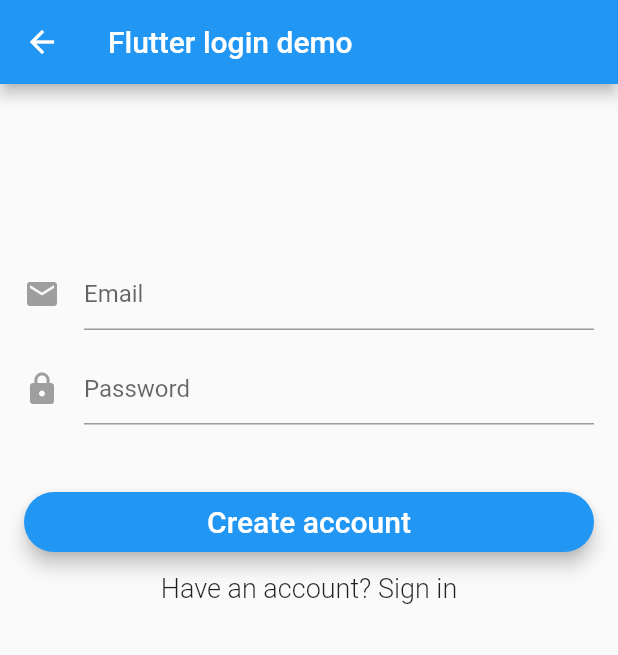
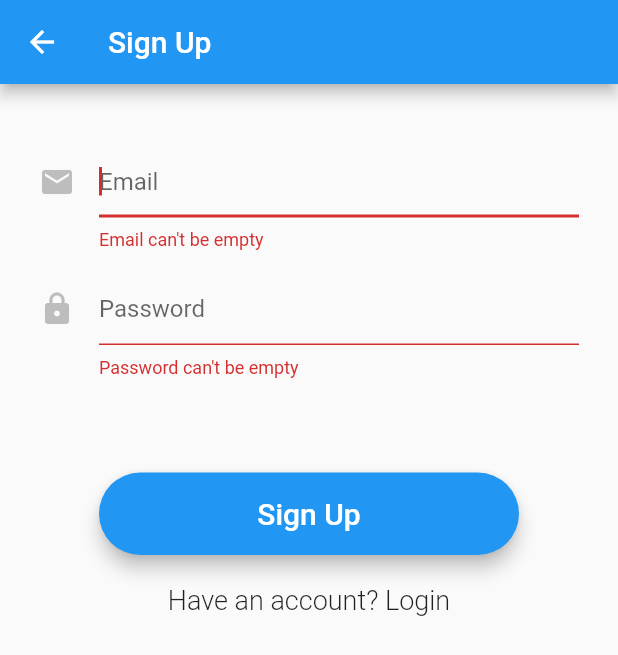
Before and after one commit to haikukoten/Groovy-Flutter, a Flutter app: the EmailLoginScreen screen opened by its route, after a tap on "Login", after a tap on "Create an account", on a phone screen of 412 x 824 dp. Shown: the top 655 px of the screen. Run offline on Flutter 3.47's test engine with Material 2 defaults, Android fonts, the phone set to English and light mode, and no system bars; our stand-ins replace firebase_auth, firebase_database; accounts and stored records are empty.

Commit message:
Complete email login/signup

```diff
--- a/lib/screens/choose_login.dart
+++ b/lib/screens/choose_login.dart
@@ -18,7 +18,7 @@ class _ChooseLoginScreen extends State<ChooseLoginScreen> {
   Widget build(BuildContext context) {
     return Scaffold(
       appBar: AppBar(
-        backgroundColor: Colors.blue,
+        backgroundColor: Theme.of(context).primaryColor,
         title: Text("Sign Up"),
       ),
       body: Center(
@@ -46,7 +46,7 @@ class _ChooseLoginScreen extends State<ChooseLoginScreen> {
                     var budgetModel = Provider.of<BudgetModel>(context);
                     budgetModel.auth = widget.auth;
                     budgetModel.onSignedIn = widget.onSignedIn;
-                    Navigator.pushReplacementNamed(context, '/emailLogin');
+                    Navigator.pushNamed(context, '/emailLogin');
                   })
             ],
           ),
--- a/lib/screens/email_login.dart
+++ b/lib/screens/email_login.dart
@@ -1,3 +1,5 @@
+import 'dart:ui';
+
 import 'package:flutter/material.dart';
 import 'package:flutter/services.dart';
 import 'package:provider/provider.dart';
@@ -7,13 +9,15 @@ class EmailLoginScreen extends StatefulWidget {
   EmailLoginScreen({Key key}) : super(key: key);
 
   @override
-  State<StatefulWidget> createState() => new _EmailLoginScreen();
+  State<StatefulWidget> createState() => _EmailLoginScreen();
 }
 
 enum FormMode { LOGIN, SIGNUP }
 
 class _EmailLoginScreen extends State<EmailLoginScreen> {
-  final _formKey = new GlobalKey<FormState>();
+  final _formKey = GlobalKey<FormState>();
+  var emailTextController = TextEditingController();
+  var passwordRecoveryEmailController = TextEditingController();
 
   String _email;
   String _password;
@@ -41,7 +45,6 @@ class _EmailLoginScreen extends State<EmailLoginScreen> {
     ]);
 
     void _changeFormToSignUp() {
-      _formKey.currentState.reset();
       _errorMessage = "";
       setState(() {
         _formMode = FormMode.SIGNUP;
@@ -49,7 +52,6 @@ class _EmailLoginScreen extends State<EmailLoginScreen> {
     }
 
     void _changeFormToLogin() {
-      _formKey.currentState.reset();
       _errorMessage = "";
       setState(() {
         _formMode = FormMode.LOGIN;
@@ -58,7 +60,15 @@ class _EmailLoginScreen extends State<EmailLoginScreen> {
 
     Widget _showCircularProgress() {
       if (_isLoading) {
-        return Center(child: CircularProgressIndicator());
+        return BackdropFilter(
+          filter: ImageFilter.blur(sigmaX: 5, sigmaY: 5),
+          child: Container(
+            color: Colors.grey[100].withOpacity(0.8),
+            child: Center(
+              child: CircularProgressIndicator(),
+            ),
+          ),
+        );
       }
       return Container(
         height: 0.0,
@@ -66,35 +76,19 @@ class _EmailLoginScreen extends State<EmailLoginScreen> {
       );
     }
 
-    Widget _showErrorMessage() {
-      if (_errorMessage != null && _errorMessage.length > 0) {
-        return new Text(
-          _errorMessage,
-          style: TextStyle(
-              fontSize: 13.0,
-              color: Colors.red,
-              height: 1.0,
-              fontWeight: FontWeight.w300),
-        );
-      } else {
-        return new Container(
-          height: 0.0,
-        );
-      }
-    }
-
     Widget _showEmailInput() {
       return Padding(
-        padding: const EdgeInsets.fromLTRB(0.0, 100.0, 0.0, 0.0),
-        child: new TextFormField(
+        padding: const EdgeInsets.fromLTRB(10.0, 25.0, 10.0, 0.0),
+        child: TextFormField(
           maxLines: 1,
           keyboardType: TextInputType.emailAddress,
-          autofocus: false,
-          decoration: new InputDecoration(
+          autofocus: true,
+          controller: emailTextController,
+          decoration: InputDecoration(
               hintText: 'Email',
-              icon: new Icon(
+              icon: Icon(
                 Icons.mail,
-                color: Colors.grey,
+                color: Colors.grey[400],
               )),
           validator: (value) {
             if (value.isEmpty) {
@@ -111,23 +105,23 @@ class _EmailLoginScreen extends State<EmailLoginScreen> {
 
     Widget _showPasswordInput() {
       return Padding(
-        padding: const EdgeInsets.fromLTRB(0.0, 15.0, 0.0, 0.0),
-        child: new TextFormField(
+        padding: const EdgeInsets.fromLTRB(10.0, 15.0, 10.0, 0.0),
+        child: TextFormField(
           maxLines: 1,
           obscureText: true,
           autofocus: false,
-          decoration: new InputDecoration(
+          decoration: InputDecoration(
               hintText: 'Password',
-              icon: new Icon(
+              icon: Icon(
                 Icons.lock,
-                color: Colors.grey,
+                color: Colors.grey[400],
               )),
           validator: (value) {
             if (value.isEmpty) {
               setState(() {
                 _isLoading = false;
               });
-              return 'Email can\'t be empty';
+              return 'Password can\'t be empty';
             }
           },
           onSaved: (value) => _password = value,
@@ -135,18 +129,130 @@ class _EmailLoginScreen extends State<EmailLoginScreen> {
       );
     }
 
-    Widget _showSecondaryButton() {
-      return new FlatButton(
-        child: _formMode == FormMode.LOGIN
-            ? new Text('Create an account',
-                style:
-                    new TextStyle(fontSize: 18.0, fontWeight: FontWeight.w300))
-            : new Text('Have an account? Sign in',
-                style:
-                    new TextStyle(fontSize: 18.0, fontWeight: FontWeight.w300)),
+    Future<void> _showDialog(String title, String message,
+        [Function func]) async {
+      return showDialog<void>(
+        context: context,
+        barrierDismissible: true,
+        builder: (BuildContext context) {
+          return AlertDialog(
+            title: Text(title),
+            content: SingleChildScrollView(
+              child: ListBody(
+                children: <Widget>[
+                  Text(message),
+                ],
+              ),
+            ),
+            shape: RoundedRectangleBorder(
+                borderRadius: BorderRadius.all(Radius.circular(32.0))),
+            actions: <Widget>[
+              FlatButton(
+                child: Text('OK'),
+                onPressed: () {
+                  if (func != null) {
+                    func();
+                  }
+                  Navigator.of(context).pop();
+                },
+              ),
+            ],
+          );
+        },
+      );
+    }
+
+    Future<void> _showInputDialog(String title, String message,
+        [Widget input, Function func]) async {
+      return showDialog<void>(
+        context: context,
+        barrierDismissible: true,
+        builder: (BuildContext context) {
+          return AlertDialog(
+            title: Text(title),
+            content: SingleChildScrollView(
+              child: ListBody(
+                children: <Widget>[
+                  Text(message),
+                  input != null ? input : null,
+                ],
+              ),
+            ),
+            shape: RoundedRectangleBorder(
+                borderRadius: BorderRadius.all(Radius.circular(32.0))),
+            actions: <Widget>[
+              FlatButton(
+                child: Text(
+                  'Cancel',
+                  style: TextStyle(color: Colors.grey),
+                ),
+                onPressed: () {
+                  Navigator.of(context).pop();
+                },
+              ),
+              FlatButton(
+                child: Text(
+                  'Send',
+                  style: TextStyle(color: Theme.of(context).primaryColor),
+                ),
+                onPressed: () async {
+                  Navigator.of(context).pop();
+                  setState(() {
+                    _isLoading = true;
+                  });
+
+                  if (title == "Reset Password") {
+                    try {
+                      if (passwordRecoveryEmailController.text != "" &&
+                          passwordRecoveryEmailController.text != null) {
+                        await func(passwordRecoveryEmailController.text);
+                        _isLoading = false;
+                        _showDialog("Success",
+                            "Check your email to reset your password");
+                      } else {
+                        setState(() {
+                          _isLoading = false;
+                        });
+                      }
+                    } catch (e) {
+                      setState(() {
+                        _isLoading = false;
+                        _showDialog("Email cannot send", e.message);
+                      });
+                    }
+                  }
+                },
+              ),
+            ],
+          );
+        },
+      );
+    }
+
+    Widget _showPasswordRecoveryButton() {
+      return FlatButton(
+        padding: EdgeInsets.only(top: 1.0),
+        child: _formMode == FormMode.LOGIN &&
+                emailTextController.text.isNotEmpty
+            ? Text('Trouble signing in?',
+                style: TextStyle(fontSize: 12.0, fontWeight: FontWeight.w200))
+            : SizedBox.shrink(),
         onPressed: _formMode == FormMode.LOGIN
-            ? _changeFormToSignUp
-            : _changeFormToLogin,
+            ? () {
+                passwordRecoveryEmailController.text = emailTextController.text;
+                _showInputDialog(
+                    "Reset Password",
+                    "Instructions to reset your password will be sent to:",
+                    Container(
+                      padding: EdgeInsets.only(top: 7.0),
+                      child: TextField(
+                        controller: passwordRecoveryEmailController,
+                        enabled: false,
+                      ),
+                    ),
+                    budgetModel.auth.sendPasswordRecoveryEmail);
+              }
+            : null,
       );
     }
 
@@ -161,26 +267,10 @@ class _EmailLoginScreen extends State<EmailLoginScreen> {
     }
 
     void _showVerifyEmailSentDialog() {
-      showDialog(
-        context: context,
-        builder: (BuildContext context) {
-          // return object of type Dialog
-          return AlertDialog(
-            title: new Text("Verify your account"),
-            content:
-                new Text("Link to verify account has been sent to your email"),
-            actions: <Widget>[
-              new FlatButton(
-                child: new Text("Dismiss"),
-                onPressed: () {
-                  _changeFormToLogin();
-                  Navigator.of(context).pop();
-                },
-              ),
-            ],
-          );
-        },
-      );
+      _showDialog(
+          "Verify your account",
+          "Link to verify account has been sent to your email",
+          _changeFormToLogin);
     }
 
     // Perform login or signup
@@ -215,53 +305,67 @@ class _EmailLoginScreen extends State<EmailLoginScreen> {
           setState(() {
             _isLoading = false;
             _errorMessage = e.message;
+            _showDialog("Yo", _errorMessage);
           });
         }
       }
     }
 
     Widget _showPrimaryButton() {
-      return new Padding(
-          padding: EdgeInsets.fromLTRB(0.0, 45.0, 0.0, 0.0),
+      return Padding(
+          padding: EdgeInsets.fromLTRB(50.0, 15.0, 50.0, 0.0),
           child: SizedBox(
-            height: 40.0,
-            child: new RaisedButton(
+            height: 55.0,
+            child: RaisedButton(
               elevation: 5.0,
-              shape: new RoundedRectangleBorder(
-                  borderRadius: new BorderRadius.circular(30.0)),
-              color: Colors.blue,
+              shape: RoundedRectangleBorder(
+                  borderRadius: BorderRadius.circular(30.0)),
+              color: Theme.of(context).primaryColor,
               child: _formMode == FormMode.LOGIN
-                  ? new Text('Login',
-                      style: new TextStyle(fontSize: 20.0, color: Colors.white))
-                  : new Text('Create account',
-                      style:
-                          new TextStyle(fontSize: 20.0, color: Colors.white)),
+                  ? Text('Login',
+                      style: TextStyle(fontSize: 20.0, color: Colors.white))
+                  : Text('Sign Up',
+                      style: TextStyle(fontSize: 20.0, color: Colors.white)),
               onPressed: _validateAndSubmit,
             ),
           ));
     }
 
+    Widget _showSecondaryButton() {
+      return FlatButton(
+        padding: EdgeInsets.only(top: 12.0),
+        child: _formMode == FormMode.LOGIN
+            ? Text('Create an account',
+                style: TextStyle(fontSize: 18.0, fontWeight: FontWeight.w300))
+            : Text('Have an account? Login',
+                style: TextStyle(fontSize: 18.0, fontWeight: FontWeight.w300)),
+        onPressed: _formMode == FormMode.LOGIN
+            ? _changeFormToSignUp
+            : _changeFormToLogin,
+      );
+    }
+
     Widget _showBody() {
-      return new Container(
+      return Container(
           padding: EdgeInsets.all(16.0),
-          child: new Form(
+          child: Form(
             key: _formKey,
-            child: new ListView(
+            child: ListView(
               shrinkWrap: true,
               children: <Widget>[
                 _showEmailInput(),
                 _showPasswordInput(),
+                _showPasswordRecoveryButton(),
                 _showPrimaryButton(),
                 _showSecondaryButton(),
-                _showErrorMessage(),
               ],
             ),
           ));
     }
 
-    return new Scaffold(
-        appBar: new AppBar(
-          title: new Text('Flutter login demo'),
+    return Scaffold(
+        appBar: AppBar(
+          title: _formMode == FormMode.LOGIN ? Text("Login") : Text("Sign Up"),
         ),
         body: Stack(
           children: <Widget>[
--- a/lib/services/auth.dart
+++ b/lib/services/auth.dart
@@ -9,6 +9,8 @@ abstract class BaseAuth {
   Future<FirebaseUser> getCurrentUser();
 
   Future<void> sendEmailVerification();
+
+  Future<void> sendPasswordRecoveryEmail(String email);
 
   Future<void> signOut();
 
@@ -35,13 +37,17 @@ class Auth implements BaseAuth {
     return user;
   }
 
-  Future<void> signOut() async {
-    return _firebaseAuth.signOut();
-  }
-
   Future<void> sendEmailVerification() async {
     FirebaseUser user = await _firebaseAuth.currentUser();
     user.sendEmailVerification();
+  }
+
+  Future<void> sendPasswordRecoveryEmail(String email) async {
+    await _firebaseAuth.sendPasswordResetEmail(email: email);
+  }
+
+  Future<void> signOut() async {
+    return _firebaseAuth.signOut();
   }
 
   Future<bool> isEmailVerified() async {
```
Also changed, not shown: 2 other files.
